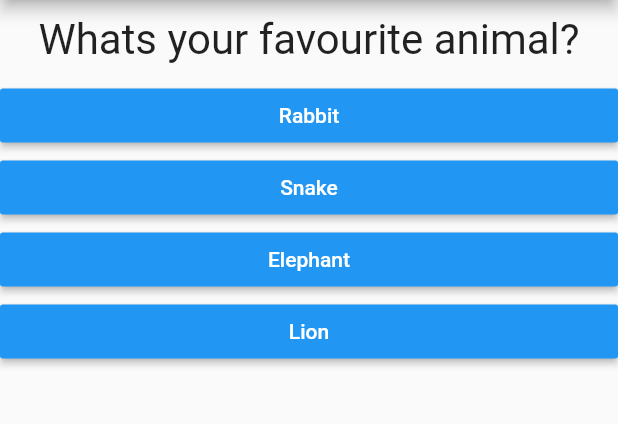
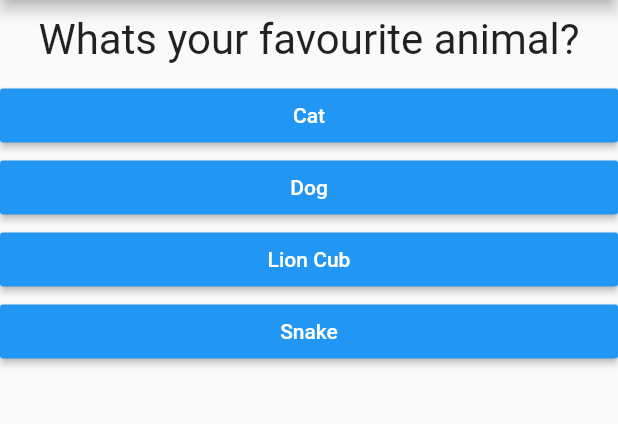
Before and after one commit to aldyazarya/flutterBasics-QUIZ_APP, a Flutter app: the screen it shows after launch, after a tap on "Black", on a phone screen of 412 x 824 dp, the part 84-508 px from its top. Run offline on Flutter 3.47's test engine with Material 2 defaults, Android fonts, the phone set to English and light mode, and no system bars.

Commit message:
create a total score for each answer and make condition for total score by text phrase

```diff
--- a/lib/main.dart
+++ b/lib/main.dart
@@ -18,35 +18,56 @@ class MyApp extends StatefulWidget {
 }
 
 class _MyAppState extends State<MyApp> {
-  var _questionIndex = 0;
 
   final _questions = const [
     {
       'questionText': 'What\s your favourite color?',
-      'answer': ['Black', 'Red', 'Green', 'White'],
+      'answer': [
+        {'text': 'Black', 'score': 10},
+        {'text': 'Red', 'score': 7},
+        {'text': 'Green', 'score': 3},
+        {'text': 'White', 'score': 1}
+      ],
     },
     {
       'questionText': 'What\s your favourite animal?',
-      'answer': ['Rabbit', 'Snake', 'Elephant', 'Lion']
+      'answer': [
+        {'text': 'Cat', 'score': 10},
+        {'text': 'Dog', 'score': 8},
+        {'text': 'Lion Cub', 'score': 6},
+        {'text': 'Snake', 'score': 1}
+      ]
     },
     {
       'questionText': 'Who\s your favourite member black pink?',
-      'answer': ['Jisoo', 'Jenny', 'Lisa', 'Rose']
+      'answer': [
+        {'text': 'Jisoo', 'score': 10},
+        {'text': 'Rose', 'score': 8},
+        {'text': 'Jenny', 'score': 7},
+        {'text': 'Lisa', 'score': 6}
+      ]
     }
   ];
 
+
+  var _questionIndex = 0;
+  var _totalScore = 0;
   // create function to onPressed
-  void _answerQuestion() {
+  void _answerQuestion( int score) {
+    setState(() {
+      _questionIndex = _questionIndex + 1;
+    });
+    print(_questionIndex);
+
+    _totalScore += score;
+
+
     if (_questionIndex < _questions.length) {
       print('We have more question');
     } else {
       print('no more questions');
     }
 
-    setState(() {
-      _questionIndex = _questionIndex + 1;
-    });
-    print(_questionIndex);
   }
 
   @override
@@ -62,8 +83,7 @@ class _MyAppState extends State<MyApp> {
               answerQuestion: _answerQuestion,
               questions: _questions,
             )
-            : Result(),
-      )
-    );
+          : Result(_totalScore),
+    ));
   }
 }
--- a/lib/quiz.dart
+++ b/lib/quiz.dart
@@ -20,9 +20,9 @@ class Quiz extends StatelessWidget {
     return Column(children: [
                 // Text(questions.elementAt(0)), // function elementAt for indexing just like questions[0]
                 Question(questions[questionIndex]['questionText']),
-                ...(questions[questionIndex]['answer'] as List<String>)
+                ...(questions[questionIndex]['answer'] as List<Map<String, Object>>)
                     .map((answer) {
-                  return Answer(answerQuestion, answer);
+                  return Answer(() => answerQuestion(answer['score']), answer['text']);
                 }).toList()
               ]);
   }
```
Also changed, not shown: lib/result.dart (+23 -2 lines). Lines whose indentation alone changed are shown as unchanged.
